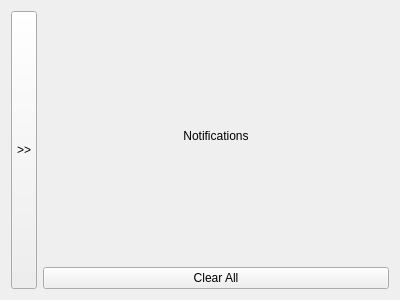
First picture: the form in notipanel.ui, repository rdiaz002/MessageRelay-Software, before the edit.
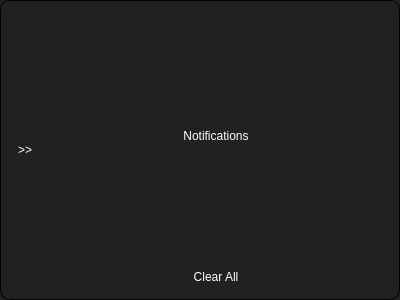
Second picture: the form after the edit.

Commit message: added stylesheet to Notification Panel and Message Widgets

Patch:
```diff
--- a/notipanel.ui
+++ b/notipanel.ui
@@ -14,7 +14,14 @@
    <string>Dialog</string>
   </property>
   <property name="styleSheet">
-   <string notr="true"/>
+   <string notr="true">*{
+background-color:#212121;
+color:white;
+}
+
+QFrame#NotiPanel {
+border: 1px solid black;border-radius: 10px;
+}</string>
   </property>
   <layout class="QHBoxLayout" name="horizontalLayout">
    <item>
@@ -37,6 +44,9 @@
        <height>10</height>
       </size>
      </property>
+     <property name="flat">
+      <bool>true</bool>
+     </property>
     </widget>
    </item>
    <item>
@@ -57,8 +67,8 @@
          <rect>
           <x>0</x>
           <y>0</y>
-          <width>346</width>
-          <height>251</height>
+          <width>344</width>
+          <height>249</height>
          </rect>
         </property>
         <layout class="QVBoxLayout" name="verticalLayout_2">
@@ -94,6 +104,9 @@
        <property name="text">
         <string>Clear All</string>
        </property>
+       <property name="flat">
+        <bool>true</bool>
+       </property>
       </widget>
      </item>
     </layout>
```
The commit also changes 2 other files.
